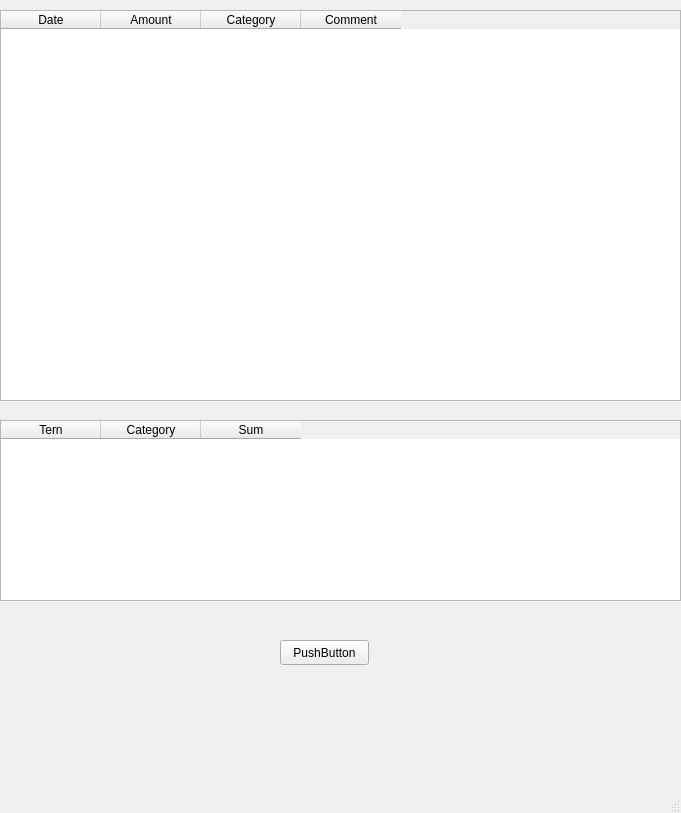
Old version of the form bookkeeper/view/mainwindow.ui in the repository nguyenthanhtrung2910/bookkeeper.
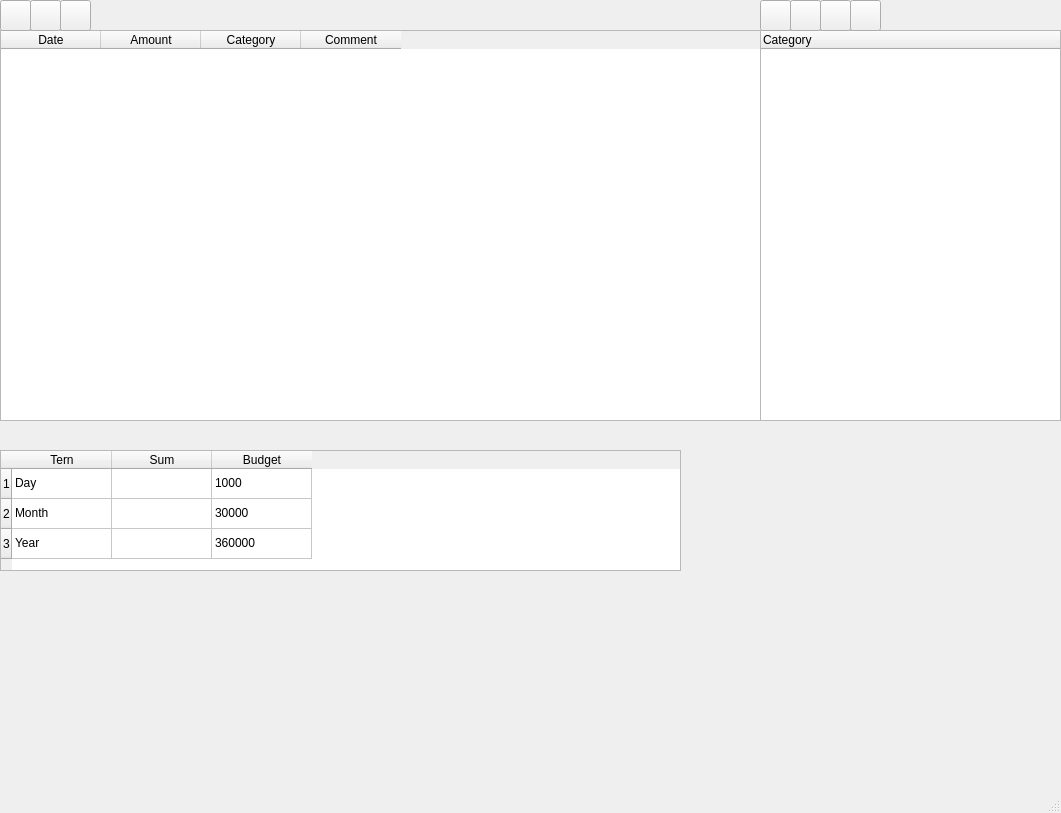
New version of the form.

The edit to the form file:
```diff
--- a/bookkeeper/view/mainwindow.ui
+++ b/bookkeeper/view/mainwindow.ui
@@ -6,7 +6,7 @@
    <rect>
     <x>0</x>
     <y>0</y>
-    <width>681</width>
+    <width>1061</width>
     <height>813</height>
    </rect>
   </property>
@@ -18,8 +18,8 @@
     <property name="geometry">
      <rect>
       <x>0</x>
-      <y>10</y>
-      <width>681</width>
+      <y>30</y>
+      <width>761</width>
       <height>391</height>
      </rect>
     </property>
@@ -54,29 +54,62 @@
     <property name="geometry">
      <rect>
       <x>0</x>
-      <y>420</y>
+      <y>450</y>
       <width>681</width>
-      <height>181</height>
+      <height>121</height>
      </rect>
     </property>
     <layout class="QVBoxLayout" name="verticalLayout_2">
      <item>
       <widget class="QTableWidget" name="tableWidget_2">
+       <row/>
+       <row/>
+       <row/>
        <column>
         <property name="text">
          <string>Tern</string>
         </property>
        </column>
-       <column>
-        <property name="text">
-         <string>Category</string>
-        </property>
-       </column>
        <column>
         <property name="text">
          <string>Sum</string>
         </property>
        </column>
+       <column>
+        <property name="text">
+         <string>Budget</string>
+        </property>
+       </column>
+       <item row="0" column="0">
+        <property name="text">
+         <string>Day</string>
+        </property>
+       </item>
+       <item row="0" column="2">
+        <property name="text">
+         <string>1000</string>
+        </property>
+       </item>
+       <item row="1" column="0">
+        <property name="text">
+         <string>Month</string>
+        </property>
+       </item>
+       <item row="1" column="2">
+        <property name="text">
+         <string>30000</string>
+        </property>
+       </item>
+       <item row="2" column="0">
+        <property name="text">
+         <string>Year</string>
+        </property>
+       </item>
+       <item row="2" column="2">
+        <property name="text">
+         <string>360000</string>
+        </property>
+       </item>
       </widget>
      </item>
     </layout>
@@ -84,14 +117,113 @@
    <widget class="QPushButton" name="pushButton">
     <property name="geometry">
      <rect>
-      <x>280</x>
-      <y>640</y>
-      <width>89</width>
-      <height>25</height>
+      <x>0</x>
+      <y>0</y>
+      <width>31</width>
+      <height>31</height>
      </rect>
     </property>
     <property name="text">
-     <string>PushButton</string>
+     <string/>
+    </property>
+   </widget>
+   <widget class="QPushButton" name="add_button">
+    <property name="geometry">
+     <rect>
+      <x>30</x>
+      <y>0</y>
+      <width>31</width>
+      <height>31</height>
+     </rect>
+    </property>
+    <property name="text">
+     <string/>
+    </property>
+   </widget>
+   <widget class="QPushButton" name="delete_button">
+    <property name="geometry">
+     <rect>
+      <x>60</x>
+      <y>0</y>
+      <width>31</width>
+      <height>31</height>
+     </rect>
+    </property>
+    <property name="text">
+     <string/>
+    </property>
+   </widget>
+   <widget class="QWidget" name="verticalLayoutWidget_3">
+    <property name="geometry">
+     <rect>
+      <x>760</x>
+      <y>30</y>
+      <width>301</width>
+      <height>391</height>
+     </rect>
+    </property>
+    <layout class="QVBoxLayout" name="verticalLayout_3">
+     <item>
+      <widget class="QTreeWidget" name="treeWidget">
+       <column>
+        <property name="text">
+         <string>Category</string>
+        </property>
+       </column>
+      </widget>
+     </item>
+    </layout>
+   </widget>
+   <widget class="QPushButton" name="add_button_tree">
+    <property name="geometry">
+     <rect>
+      <x>790</x>
+      <y>0</y>
+      <width>31</width>
+      <height>31</height>
+     </rect>
+    </property>
+    <property name="text">
+     <string/>
+    </property>
+   </widget>
+   <widget class="QPushButton" name="save_button_tree">
+    <property name="geometry">
+     <rect>
+      <x>760</x>
+      <y>0</y>
+      <width>31</width>
+      <height>31</height>
+     </rect>
+    </property>
+    <property name="text">
+     <string/>
+    </property>
+   </widget>
+   <widget class="QPushButton" name="delete_button_tree">
+    <property name="geometry">
+     <rect>
+      <x>850</x>
+      <y>0</y>
+      <width>31</width>
+      <height>31</height>
+     </rect>
+    </property>
+    <property name="text">
+     <string/>
+    </property>
+   </widget>
+   <widget class="QPushButton" name="add_child_button">
+    <property name="geometry">
+     <rect>
+      <x>820</x>
+      <y>0</y>
+      <width>31</width>
+      <height>31</height>
+     </rect>
+    </property>
+    <property name="text">
+     <string/>
     </property>
    </widget>
   </widget>
```
Left out of the diff: 4 changed lines with no effect on the pictures.
